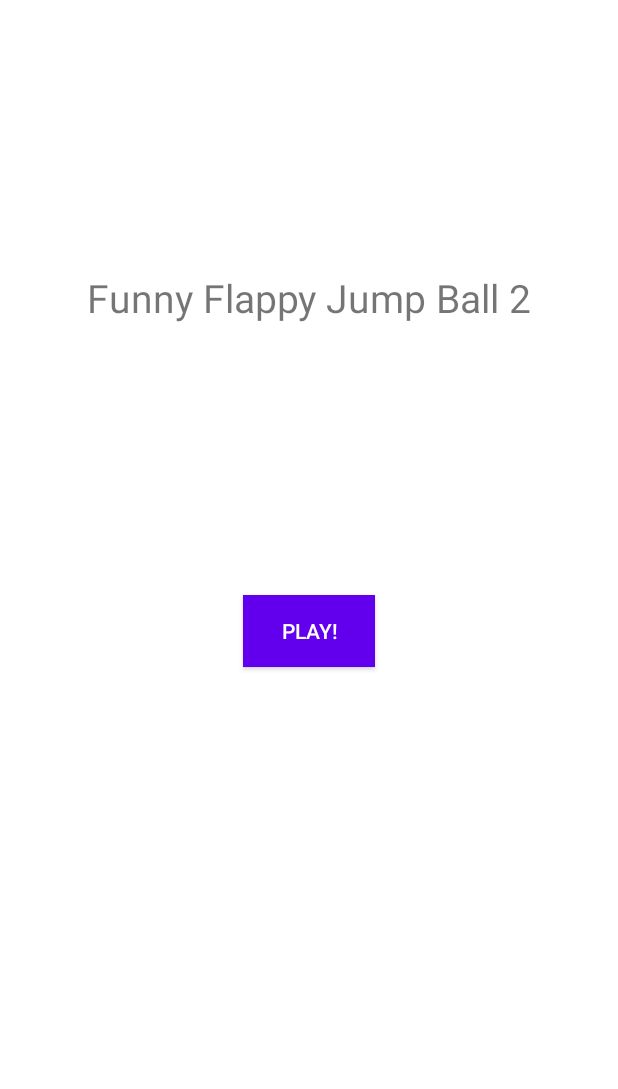
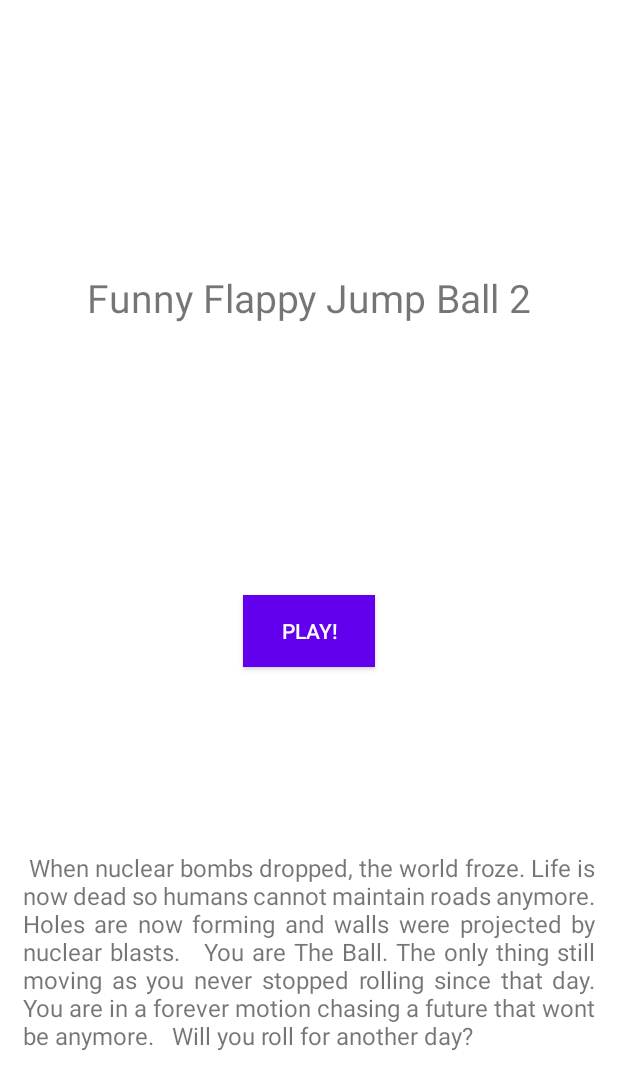
Before and after one commit to TrovadorDelCodigo/FunnyFlappyJumpBall2, an Android app: the screen it shows after launch (MainMenuActivity), on a phone screen of 412 x 824 dp. Shown: the top 1089 px of the screen. Run offline under Robolectric (Android 15) with nearby library versions, the phone set to English and light mode, and no system bars.

Commit message:
Added backstory

```diff
--- a/app/src/main/res/layout/activity_main_menu.xml
+++ b/app/src/main/res/layout/activity_main_menu.xml
@@ -13,16 +13,16 @@
         android:layout_width="wrap_content"
         android:layout_height="wrap_content"
         android:layout_marginTop="176dp"
+        android:background="?colorPrimary"
         android:onClick="launchGameActivity"
         android:text="@string/play_button_text"
+        android:textColor="?colorOnPrimary"
         app:layout_constraintBottom_toBottomOf="parent"
         app:layout_constraintEnd_toEndOf="parent"
         app:layout_constraintHorizontal_bias="0.5"
         app:layout_constraintStart_toStartOf="parent"
         app:layout_constraintTop_toTopOf="parent"
-        app:layout_constraintVertical_bias="0.368"
-        android:background="?colorPrimary"
-        android:textColor="?colorOnPrimary"/>
+        app:layout_constraintVertical_bias="0.368" />
 
     <TextView
         android:id="@+id/gameTitleText"
@@ -36,4 +36,18 @@
         app:layout_constraintStart_toStartOf="parent"
         app:layout_constraintTop_toTopOf="parent" />
 
+    <TextView
+        android:id="@+id/textView"
+        android:layout_width="381dp"
+        android:layout_height="263dp"
+        android:text="@string/story"
+        android:textSize="16sp"
+        android:gravity="center|left"
+        android:justificationMode="inter_word"
+        app:layout_constraintEnd_toEndOf="parent"
+        app:layout_constraintHorizontal_bias="0.5"
+        app:layout_constraintStart_toStartOf="parent"
+        app:layout_constraintTop_toBottomOf="@+id/helloButton"
+        app:layout_constraintBottom_toBottomOf="parent"/>
+
 </androidx.constraintlayout.widget.ConstraintLayout>
--- a/app/src/main/res/values/strings.xml
+++ b/app/src/main/res/values/strings.xml
@@ -7,4 +7,18 @@
     <string name="cancel">Cancel</string>
     <string name="ok">Ok</string>
     <string name="register_score_button_text">Register Score</string>
+    <string name="story">
+        When nuclear bombs dropped, the world froze. Life is now dead so humans cannot maintain roads
+        anymore. Holes are now forming and walls were projected by nuclear blasts.
+        <br/>
+        <br/>
+
+        You are The Ball.
+        The only thing still moving as you never stopped rolling since that day. You are in a
+        forever motion chasing a future that wont be anymore.
+        <br/>
+        <br/>
+
+        Will you roll for another day?
+    </string>
 </resources>
```
